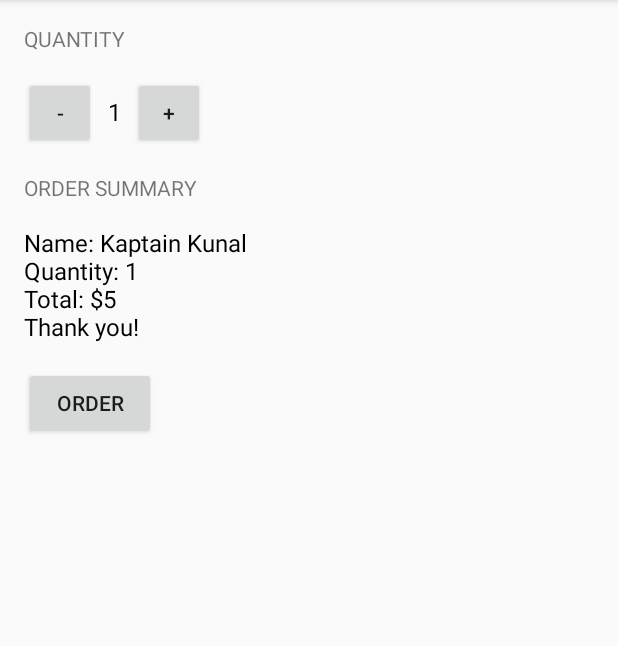
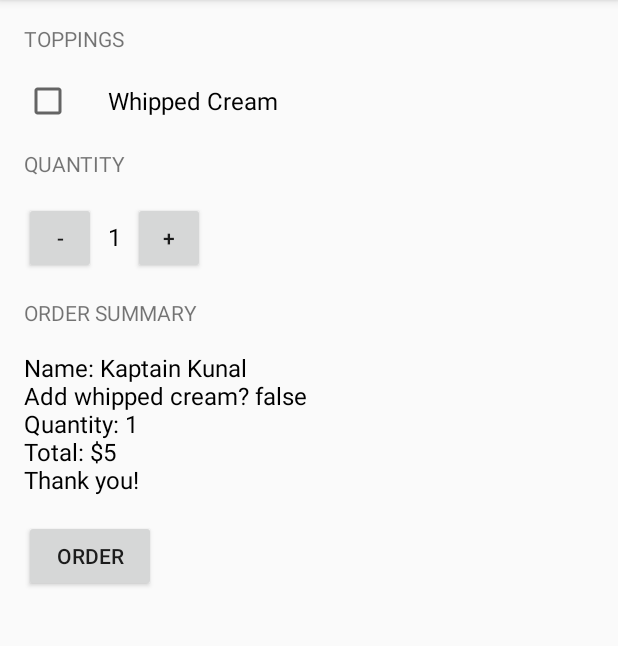
Before and after one commit to williamscs/JustJava, an Android app: the screen it shows after launch (MainActivity), after a tap on "ORDER", on a phone screen of 412 x 824 dp, the part 84-730 px from its top. Run offline under Robolectric (Android 15) with nearby library versions, the phone set to English and light mode, and no system bars.

Commit message:
Add whipped cream checkbox

```diff
--- a/app/src/main/java/com/example/android/justjava/MainActivity.java
+++ b/app/src/main/java/com/example/android/justjava/MainActivity.java
@@ -3,6 +3,7 @@ package com.example.android.justjava;
 import android.os.Bundle;
 import android.support.v7.app.AppCompatActivity;
 import android.view.View;
+import android.widget.CheckBox;
 import android.widget.TextView;
 
 public class MainActivity extends AppCompatActivity {
@@ -14,6 +15,7 @@ public class MainActivity extends AppCompatActivity {
     }
 
     private int quantity = 1;
+    private boolean hasWhippedCream = false;
     /**
      * Increase number of coffees to order by 1
      */
@@ -50,12 +52,18 @@ public class MainActivity extends AppCompatActivity {
         return this.quantity * 5;
     }
 
+    public void setHasWhippedCream(View v){
+        CheckBox cb = (CheckBox) v;
+        this.hasWhippedCream = cb.isChecked();
+    }
+
     /**
      * Creates a custom summary message
      */
     private String createOrderSummary(int price){
         String message = "";
         message += "Name: Kaptain Kunal\n";
+        message += "Add whipped cream? " + this.hasWhippedCream + "\n";
         message += "Quantity: " + this.quantity + "\n";
         message += "Total: $" + price + "\n";
         message += "Thank you!";
--- a/app/src/main/res/layout/activity_main.xml
+++ b/app/src/main/res/layout/activity_main.xml
@@ -9,11 +9,29 @@
     android:paddingRight="@dimen/activity_horizontal_margin"
     android:paddingTop="@dimen/activity_vertical_margin"
     tools:context="com.example.android.justjava.MainActivity">
-
+    <TextView
+        android:layout_width="wrap_content"
+        android:layout_height="wrap_content"
+        android:text="Toppings"
+        android:textAllCaps="true"/>
+    <LinearLayout
+        android:layout_width="match_parent"
+        android:layout_height="wrap_content"
+        android:layout_marginTop="16dp"
+        android:orientation="horizontal">
+        <CheckBox
+            android:layout_width="wrap_content"
+            android:layout_height="wrap_content"
+            android:paddingLeft="24dp"
+            android:textSize="16sp"
+            android:text="Whipped Cream"
+            android:onClick="setHasWhippedCream"/>
+    </LinearLayout>
     <TextView
         android:layout_width="wrap_content"
         android:layout_height="wrap_content"
         android:text="Quantity"
+        android:layout_marginTop="16dp"
         android:textAllCaps="true"/>
     <LinearLayout
         android:layout_width="match_parent"
```
